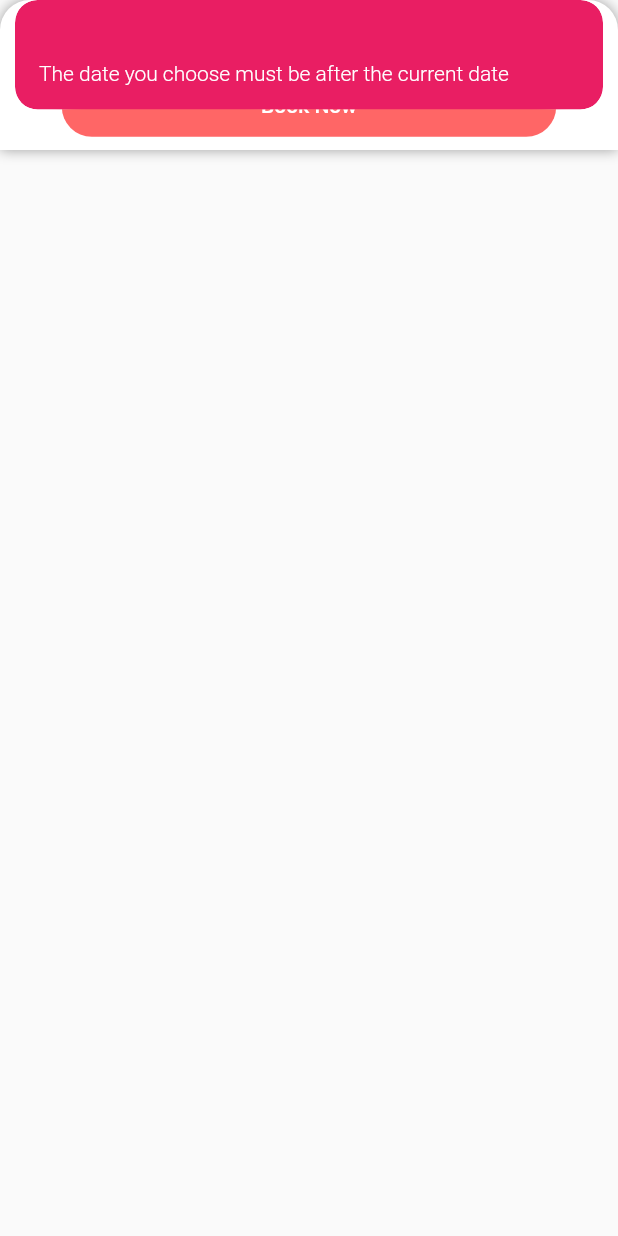
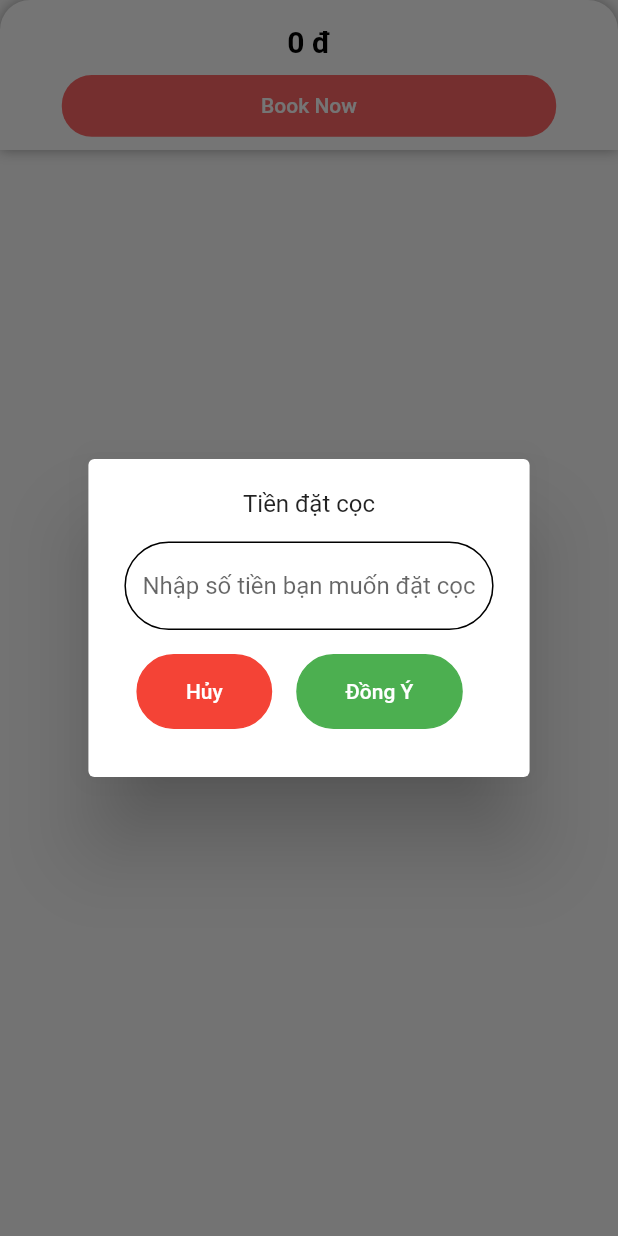
Before and after one commit to Thanhnq1608/hotelbooking, a Flutter app: the BottomRoom widget shown alone on an empty page, opened directly with empty values, after a tap on "Book Now", on a phone screen of 412 x 824 dp. Run offline on Flutter 3.47's test engine with Material 2 defaults, Android fonts, the phone set to English and light mode, and no system bars; our stand-ins replace cloud_firestore, dio, firebase_core, get; accounts and stored records are empty; network calls fail.

Commit message:
change from http to dio. add amount input dialog

```diff
--- a/lib/app/views/room/views/bottom_room_booking.dart
+++ b/lib/app/views/room/views/bottom_room_booking.dart
@@ -1,12 +1,14 @@
+import 'package:flutter/cupertino.dart';
 import 'package:flutter/material.dart';
 import 'package:get/get.dart';
 import 'package:hotelbooking/app/views/room/service/oderRoomService.dart';
 import '../controller/room_booking_controller.dart';
 
-class BottomRoom extends GetView<RoomBookingController> {
+class BottomRoom extends StatelessWidget {
+  var controller = Get.put(RoomBookingController());
+  final int priceRoom;
   BottomRoom({this.priceRoom});
-  final int priceRoom;
-
+  final textController = TextEditingController();
   @override
   Widget build(BuildContext context) {
     // caculatorPayment();
@@ -52,13 +54,103 @@ class BottomRoom extends GetView<RoomBookingController> {
               borderRadius: BorderRadius.circular(20),
             ),
             child: TextButton(
-                onPressed: () {
-                  if (controller.checkTimeBookRoom() == true) {
-                    postOderRoom(
-                        totalRoomRate: controller.quantilyRoom.value,
-                        totalPayment:
-                            priceRoom * controller.quantilyRoom.value);
-                  } else {}
+                onPressed: () async {
+                  // if (controller.checkTimeBookRoom() == true) {
+
+                  return showDialog(
+                      context: context,
+                      builder: (context) => AlertDialog(
+                            content: Container(
+                              decoration: BoxDecoration(
+                                  borderRadius: BorderRadius.circular(100)),
+                              child: Column(
+                                mainAxisSize: MainAxisSize.min,
+                                children: [
+                                  Text('Tiền đặt cọc'),
+                                  Container(
+                                    margin: EdgeInsets.only(top: 16),
+                                    child: TextField(
+                                      controller: textController,
+                                      decoration: InputDecoration(
+                                          enabledBorder: OutlineInputBorder(
+                                              borderRadius: BorderRadius.all(
+                                                  Radius.circular(30))),
+                                          focusedBorder: OutlineInputBorder(
+                                              borderRadius: BorderRadius.all(
+                                                  Radius.circular(30))),
+                                          hintText:
+                                              'Nhập số tiền bạn muốn đặt cọc'),
+                                    ),
+                                  ),
+                                  Container(
+                                    margin: EdgeInsets.only(top: 8),
+                                    child: Row(
+                                      children: [
+                                        TextButton(
+                                            onPressed: () => Get.back(),
+                                            child: Container(
+                                              padding: EdgeInsets.symmetric(
+                                                  horizontal: 32, vertical: 16),
+                                              decoration: BoxDecoration(
+                                                  color: Colors.red,
+                                                  border: Border.all(
+                                                      color: Colors.red,
+                                                      width: 1,
+                                                      style: BorderStyle.solid),
+                                                  borderRadius:
+                                                      BorderRadius.circular(
+                                                          60)),
+                                              child: Text(
+                                                'Hủy',
+                                                style: TextStyle(
+                                                    color: Colors.white),
+                                              ),
+                                            )),
+                                        TextButton(
+                                            onPressed: () {
+                                              var payload = {
+                                                "fullName": 'tientest',
+                                                'phone': '011345678',
+                                                'timeBookingStart':
+                                                    controller.dateStart,
+                                                'timeBookingEnd':
+                                                    controller.dateEnd,
+                                                "totalRoomRate": priceRoom *
+                                                    controller
+                                                        .quantilyRoom.value,
+                                                'email': 'test@gmail.com',
+                                                'advanceDeposit':
+                                                    textController.text,
+                                                'bookingStatus': '0'
+                                              };
+                                              postOderRoom(payload);
+                                            },
+                                            child: Container(
+                                              padding: EdgeInsets.symmetric(
+                                                  horizontal: 32, vertical: 16),
+                                              decoration: BoxDecoration(
+                                                  color: Colors.green,
+                                                  border: Border.all(
+                                                      color: Colors.green,
+                                                      width: 1,
+                                                      style: BorderStyle.solid),
+                                                  borderRadius:
+                                                      BorderRadius.circular(
+                                                          60)),
+                                              child: Text(
+                                                'Đồng Ý',
+                                                style: TextStyle(
+                                                    color: Colors.white),
+                                              ),
+                                            )),
+                                      ],
+                                    ),
+                                  )
+                                ],
+                              ),
+                            ),
+                          ));
+                  // } else {}
                   // controller.checkTimeBookRoom();
                 },
                 child: Text(
```
Also changed, not shown: lib/app/views/room/service/oderRoomService.dart (+16 -27 lines), lib/app/views/room/service/orderroom.model.dart (+13 -1 lines), lib/app/views/room/views/main_room_booking.dart (+5 -7 lines), lib/app/views/room/views/room_booking.dart (+7 -3 lines), lib/app/views/room_detail/views/room_detail_view.dart (+7 -7 lines), pubspec.yaml (+1 -12 lines), pubspec.lock.
